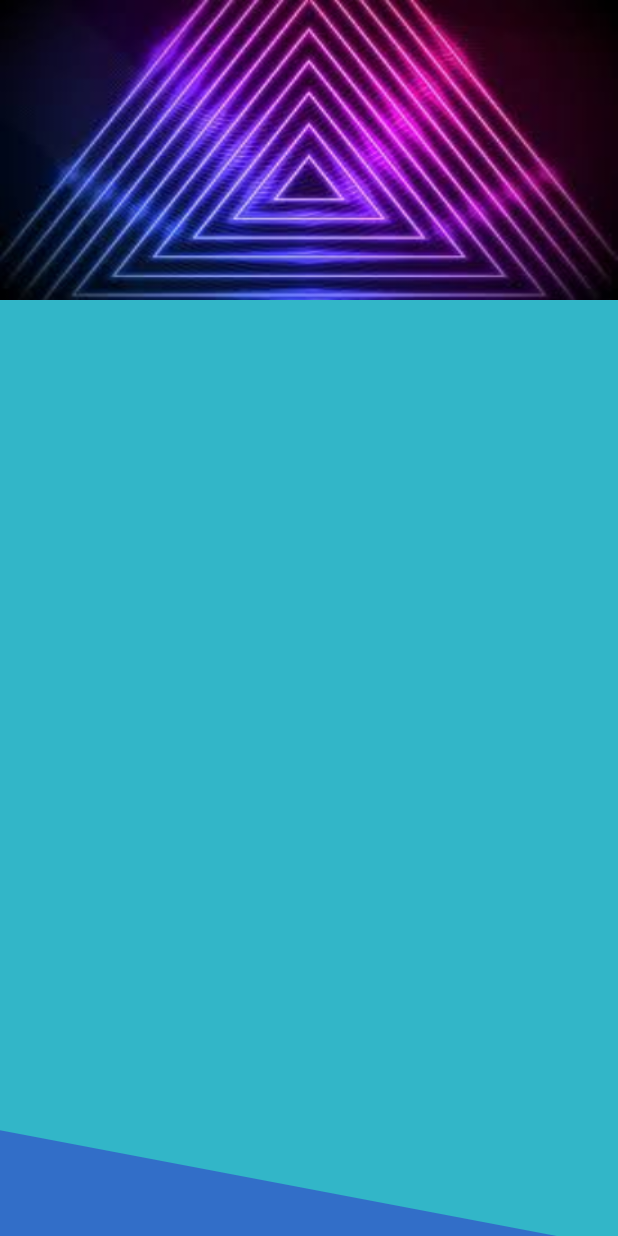
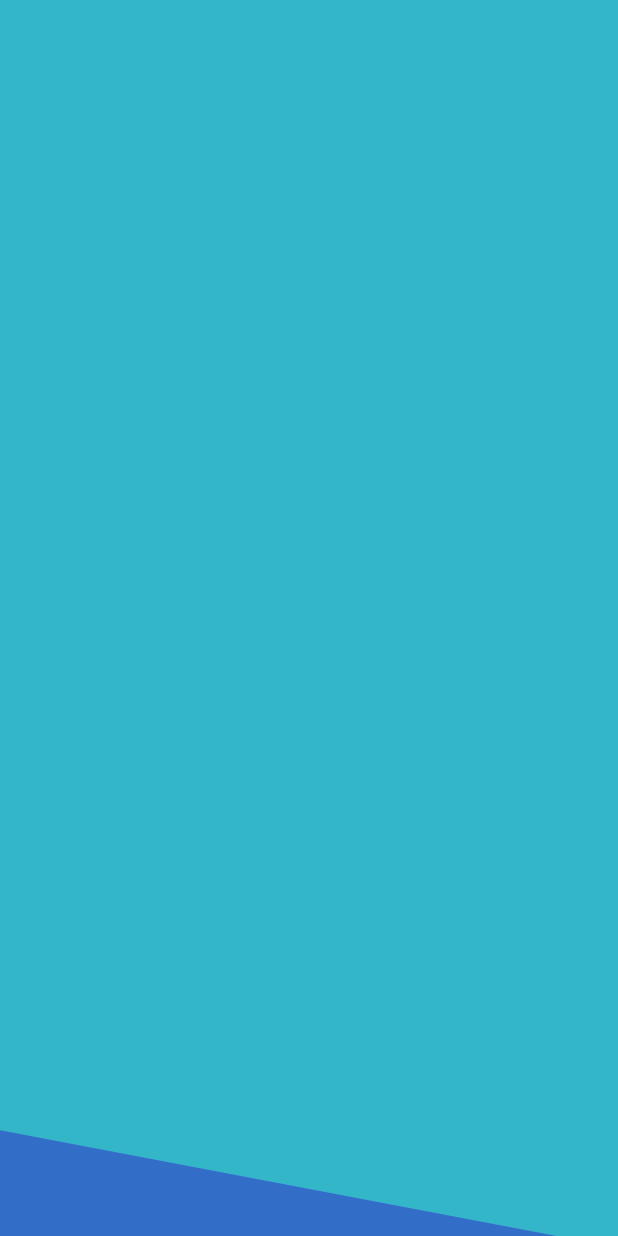
Before and after one commit to 2Noob1/Adhesive, an Android app: the MainActivity screen opened directly, with no data from a screen before it, on a phone screen of 412 x 824 dp. Run offline under Robolectric (Android 15) with nearby library versions, the light colour scheme and no system bars.

Commit message:
slide image

```diff
--- a/app/src/main/java/com/joaofabio/adhesive/MainActivity.java
+++ b/app/src/main/java/com/joaofabio/adhesive/MainActivity.java
@@ -1,43 +1,18 @@
 package com.joaofabio.adhesive;
+
+import android.os.Bundle;
 
 import androidx.appcompat.app.AppCompatActivity;
 
-import android.os.Bundle;
-import android.widget.ImageView;
-import android.widget.ViewFlipper;
-
 public class MainActivity extends AppCompatActivity {
 
-    ViewFlipper v_flipper;
+
 
     @Override
     protected void onCreate(Bundle savedInstanceState) {
         super.onCreate(savedInstanceState);
         setContentView(R.layout.activity_main);
 
-        int images [] = {R.drawable.download, R.drawable.downlxoad, R.drawable.x};
-
-        v_flipper = findViewById(R.id.v_flipper);
-
-        //loop
-        for(int image: images){
-            flipperImages(image);
-        }
-
 
     }
-    //yolo
-    public void flipperImages (int image){
-
-        ImageView imageView = new ImageView( this);
-        imageView.setBackgroundResource(image);
-
-        v_flipper.addView(imageView);
-        v_flipper.setFlipInterval(4000); //4 seg.
-        v_flipper.setAutoStart(true);
-
-        //animation
-        v_flipper.setInAnimation(this, android.R.anim.slide_in_left );
-        v_flipper.setOutAnimation(this, android.R.anim.slide_out_right );
-    }
 }
--- a/app/src/main/res/layout/activity_main.xml
+++ b/app/src/main/res/layout/activity_main.xml
@@ -7,15 +7,6 @@
     tools:context=".MainActivity"
     android:background="@drawable/login_background">
     <!--yolo-->
-    <ViewFlipper
-        android:id="@+id/v_flipper"
-        android:layout_width="match_parent"
-        android:layout_height="200dp"
-        android:layout_centerHorizontal="true"
-        app:layout_constraintEnd_toEndOf="parent"
-        app:layout_constraintHorizontal_bias="0.0"
-        app:layout_constraintStart_toStartOf="parent"
-        app:layout_constraintTop_toTopOf="parent" />
 
 
 </androidx.constraintlayout.widget.ConstraintLayout>
```
